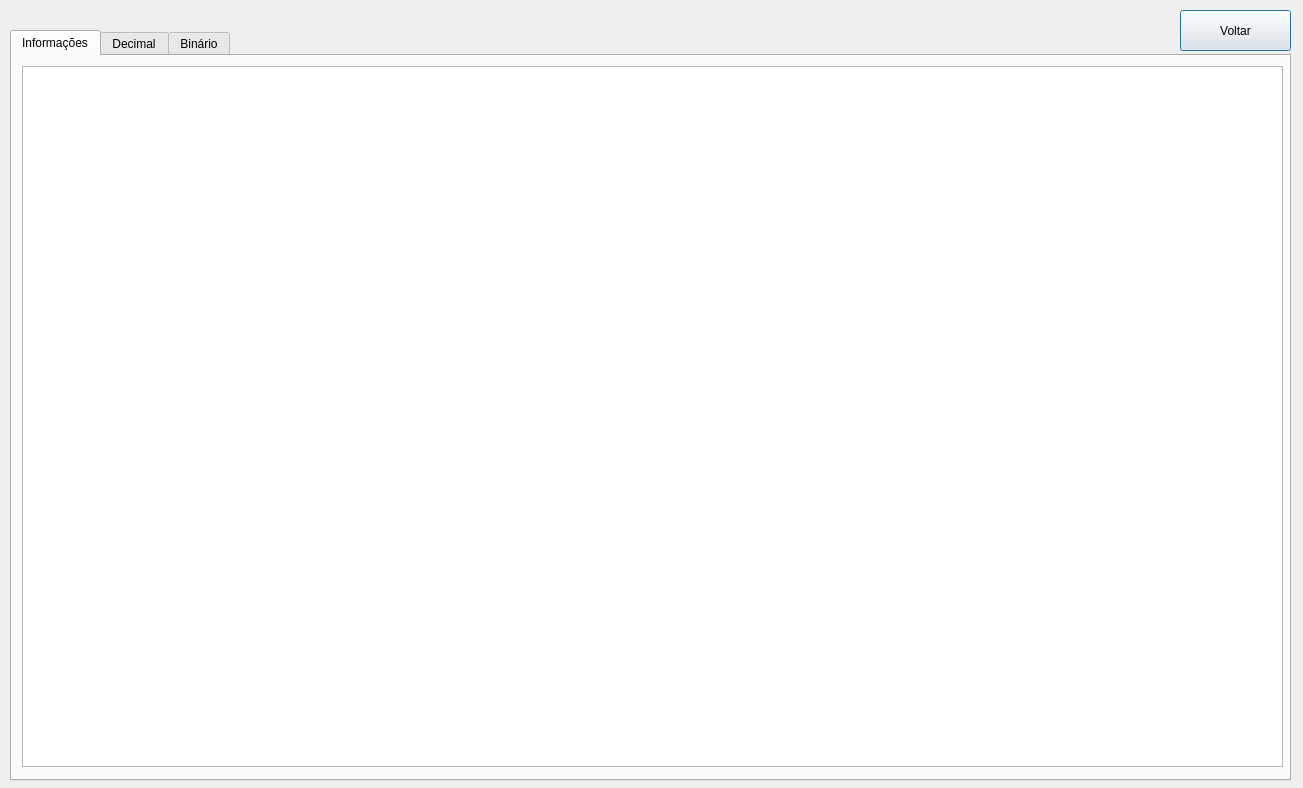
First picture: the form in telaresultados.ui, repository danilloism/calculadoraIPv4, before the edit.
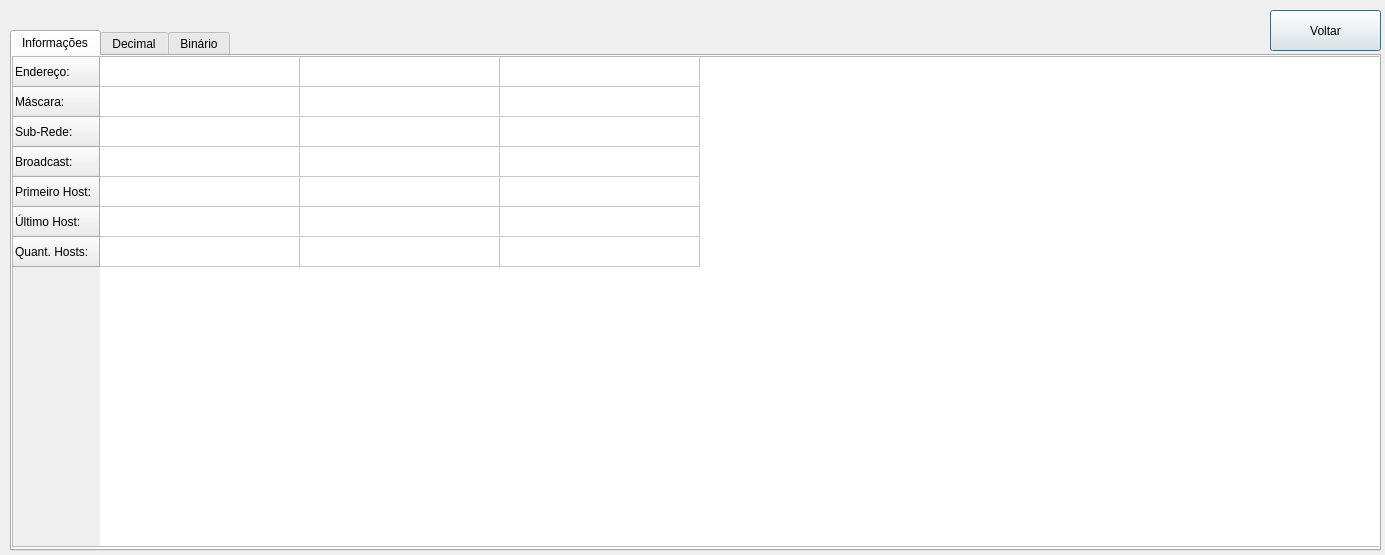
Second picture: the form after the edit.

Commit message: informacoes funcionando liso

Diff of the .ui file:
```diff
--- a/telaresultados.ui
+++ b/telaresultados.ui
@@ -6,8 +6,8 @@
    <rect>
     <x>0</x>
     <y>0</y>
-    <width>1303</width>
-    <height>788</height>
+    <width>1385</width>
+    <height>555</height>
    </rect>
   </property>
   <property name="windowTitle">
@@ -18,8 +18,8 @@
     <rect>
      <x>10</x>
      <y>30</y>
-     <width>1281</width>
-     <height>751</height>
+     <width>1371</width>
+     <height>521</height>
     </rect>
    </property>
    <property name="currentIndex">
@@ -29,15 +29,65 @@
     <attribute name="title">
      <string>Informações</string>
     </attribute>
-    <widget class="QTextEdit" name="textEdit">
+    <widget class="QTableWidget" name="tableWidgetInformacoes">
      <property name="geometry">
       <rect>
-       <x>10</x>
-       <y>10</y>
-       <width>1261</width>
-       <height>701</height>
+       <x>0</x>
+       <y>0</y>
+       <width>1371</width>
+       <height>491</height>
       </rect>
      </property>
+     <property name="editTriggers">
+      <set>QAbstractItemView::NoEditTriggers</set>
+     </property>
+     <property name="columnCount">
+      <number>3</number>
+     </property>
+     <attribute name="horizontalHeaderVisible">
+      <bool>false</bool>
+     </attribute>
+     <attribute name="horizontalHeaderDefaultSectionSize">
+      <number>200</number>
+     </attribute>
+     <row>
+      <property name="text">
+       <string>Endereço:</string>
+      </property>
+     </row>
+     <row>
+      <property name="text">
+       <string>Máscara:</string>
+      </property>
+     </row>
+     <row>
+      <property name="text">
+       <string>Sub-Rede:</string>
+      </property>
+     </row>
+     <row>
+      <property name="text">
+       <string>Broadcast:</string>
+      </property>
+     </row>
+     <row>
+      <property name="text">
+       <string>Primeiro Host:</string>
+      </property>
+     </row>
+     <row>
+      <property name="text">
+       <string>Último Host:</string>
+      </property>
+     </row>
+     <row>
+      <property name="text">
+       <string>Quant. Hosts:</string>
+      </property>
+     </row>
+     <column/>
+     <column/>
+     <column/>
     </widget>
    </widget>
    <widget class="QWidget" name="tabDecimal">
@@ -154,7 +204,7 @@
   <widget class="QPushButton" name="pushButton">
    <property name="geometry">
     <rect>
-     <x>1180</x>
+     <x>1270</x>
      <y>10</y>
      <width>111</width>
      <height>41</height>
```
Left out of the diff: 12 changed lines with no effect on the pictures. The commit also changes 7 other files.
